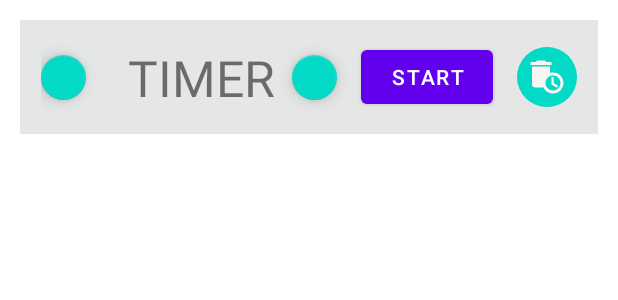
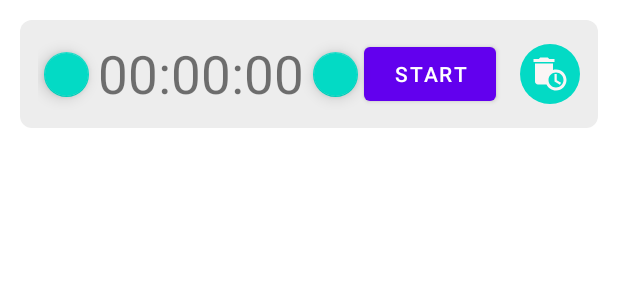
Before and after one commit to VladmirsVoloshyn/RSShool2021-Android-task-Pomodoro, an Android app: the layout timer_container.xml on its own in the app's theme, with its tools: preview values and no code run, on a phone screen of 412 x 824 dp. Shown: the top 300 px of the screen. Run offline under Robolectric (Android 15) with nearby library versions, the phone set to English and light mode, and no system bars.

Commit message:
feat : timer in recycler view | implementation Timer.kt

```diff
--- a/app/src/main/java/com/example/rsshool2021_android_task_pomodoro/data/Timer.kt
+++ /dev/null
@@ -1,3 +0,0 @@
-package com.example.rsshool2021_android_task_pomodoro.data
-
-data class Timer(val time : Int = 0)
--- a/app/src/main/java/com/example/rsshool2021_android_task_pomodoro/ui/MainViewModel.kt
+++ b/app/src/main/java/com/example/rsshool2021_android_task_pomodoro/ui/MainViewModel.kt
@@ -1,13 +1,12 @@
 package com.example.rsshool2021_android_task_pomodoro.ui
 
-import android.util.Log
 import androidx.lifecycle.MutableLiveData
 import androidx.lifecycle.ViewModel
-import com.example.rsshool2021_android_task_pomodoro.data.Timer
+import com.example.rsshool2021_android_task_pomodoro.model.Timer
 
 class MainViewModel : ViewModel() {
 
-    private var timerData: MutableLiveData<ArrayList<Timer>> = MutableLiveData()
+    var timerData: MutableLiveData<ArrayList<Timer>> = MutableLiveData()
     private val listTimers = ArrayList<Timer>()
 
     fun setData(time: Int) {
--- /dev/null
+++ b/app/src/main/res/drawable-v24/timer_container_bg.xml
@@ -0,0 +1,7 @@
+<?xml version="1.0" encoding="utf-8"?>
+<shape xmlns:android="http://schemas.android.com/apk/res/android">
+
+    <solid android:color="#EDEDED"/>
+
+    <corners android:radius="8dp"/>
+</shape>
--- a/app/src/main/res/layout/timer_container.xml
+++ b/app/src/main/res/layout/timer_container.xml
@@ -5,20 +5,20 @@
     android:layout_width="match_parent"
     android:layout_height="wrap_content"
     android:orientation="vertical"
-    android:padding="13dp"
-
-    >
+    android:padding="13dp">
 
     <androidx.constraintlayout.widget.ConstraintLayout
         android:layout_width="match_parent"
         android:layout_height="match_parent"
-        android:background="#E5E6E6"
-        android:padding="14dp">
+        android:background="@drawable/timer_container_bg"
+        android:padding="12dp">
 
         <com.google.android.material.floatingactionbutton.FloatingActionButton
             android:id="@+id/itWillBeAnimation"
             android:layout_width="30dp"
             android:layout_height="30dp"
+            android:layout_marginStart="4dp"
+            android:layout_marginLeft="4dp"
             app:layout_constraintBottom_toBottomOf="parent"
             app:layout_constraintStart_toStartOf="parent"
             app:layout_constraintTop_toTopOf="parent" />
@@ -29,20 +29,19 @@
             android:layout_height="30dp"
             android:layout_marginStart="16dp"
             android:layout_marginLeft="16dp"
-            android:layout_marginEnd="16dp"
+            android:layout_marginEnd="4dp"
+            android:layout_marginRight="4dp"
             app:layout_constraintBottom_toBottomOf="parent"
             app:layout_constraintEnd_toStartOf="@+id/startOrStopButton"
-
             app:layout_constraintTop_toTopOf="parent" />
 
         <TextView
             android:id="@+id/timerTextView"
-            android:layout_width="wrap_content"
-            android:layout_height="wrap_content"
-            android:layout_marginStart="16dp"
-            android:layout_marginLeft="16dp"
-            android:text="TIMER"
-            android:textSize="33sp"
+            android:layout_width="0dp"
+            android:layout_height="0dp"
+            android:gravity="center"
+            android:text="@string/timer"
+            app:autoSizeTextType="uniform"
             app:layout_constraintBottom_toBottomOf="parent"
             app:layout_constraintEnd_toStartOf="@+id/itWillCustomView"
             app:layout_constraintStart_toEndOf="@id/itWillBeAnimation"
--- a/app/src/main/res/values/strings.xml
+++ b/app/src/main/res/values/strings.xml
@@ -5,4 +5,5 @@
     <string name="set_time_in_minutes">Set time in minutes</string>
     <string name="dismiss">dismiss</string>
     <string name="ok">Ok</string>
+    <string name="timer">00:00:00</string>
 </resources>
```
Also changed, not shown: app/src/main/java/com/example/rsshool2021_android_task_pomodoro/model/Timer.kt (added, +44 -0 lines), app/src/main/java/com/example/rsshool2021_android_task_pomodoro/ui/TimerListAdapter.kt (+30 -11 lines).
